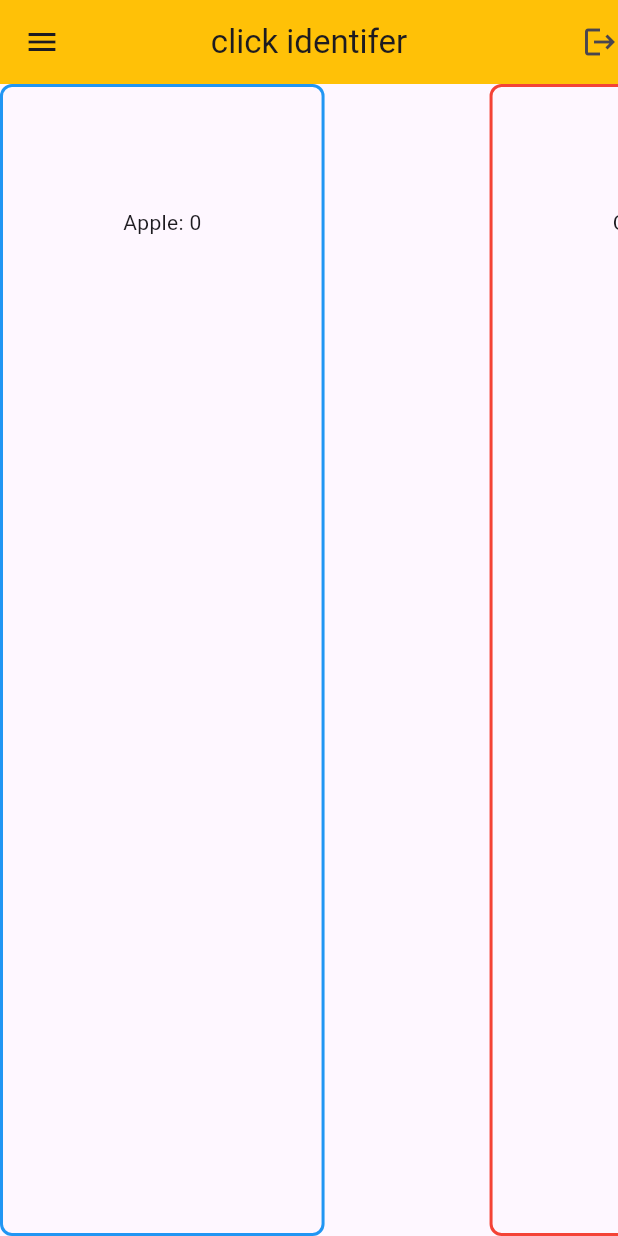
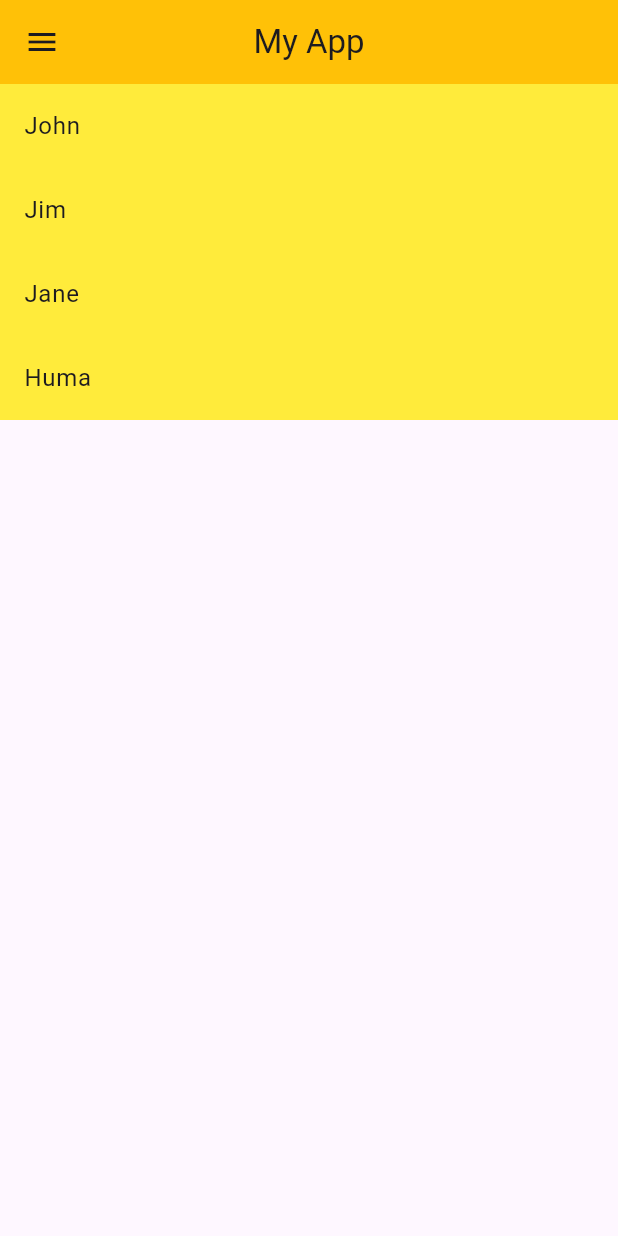
Before and after one commit to nakshatra-naksh/skillLab6, a Flutter app: the screen it shows after launch, on a phone screen of 412 x 824 dp. Run offline on Flutter 3.47's test engine with Material 3 defaults, Android fonts, the phone set to English and light mode, and no system bars.

Commit message:
ListViewBuilder

```diff
--- a/lib/main.dart
+++ b/lib/main.dart
@@ -5,94 +5,31 @@ void main() {
 }
 
 class MyApp extends StatelessWidget {
-  const MyApp({super.key});
+  MyApp({super.key});
+
+  List names = ['John', 'Jim', 'Jane', 'Huma'];
+
   @override
   Widget build(BuildContext context) {
     return MaterialApp(
       debugShowCheckedModeBanner: false,
       home: Scaffold(
         appBar: AppBar(
+          title: Text('My App'),
+          centerTitle: true,
           backgroundColor: Colors.amber,
-          centerTitle: true,
-          title: Text("click identifer"),
           leading: Icon(Icons.menu),
-          actions: [Icon(Icons.logout)],
         ),
-        body: ListView(
-          scrollDirection: Axis.horizontal,
-          children: [
-            Container(
-              padding: EdgeInsets.all(80.0), // Add padding around the ItemCount
-              decoration: BoxDecoration(
-                border: Border.all(
-                  color: Colors.blue,
-                  width: 2,
-                ), // Add a border for styling
-                borderRadius: BorderRadius.circular(
-                  8.0,
-                ), // Optional: rounded corners
-              ),
-              child: ItemCount(name: 'Apple', initialValue: 0, increment: true),
-            ),
-            SizedBox(width: 110),
-            Container(
-              padding: EdgeInsets.all(80.0), // Add padding around the ItemCount
-              decoration: BoxDecoration(
-                border: Border.all(
-                  color: Colors.red,
-                  width: 2,
-                ), // Add a border for styling
-                borderRadius: BorderRadius.circular(
-                  8.0,
-                ), // Optional: rounded corners
-              ),
-              child: ItemCount(
-                name: 'Carbon',
-                initialValue: 100,
-                increment: false,
-              ),
-            ),
-          ],
+        body: ListView.builder(
+          itemCount: names.length,
+          itemBuilder: (context, index) {
+            return ListTile(
+              tileColor: Colors.yellow,
+              title: Text(names[index]),
+            );
+          },
         ),
       ),
     );
   }
 }
-
-class ItemCount extends StatefulWidget {
-  final String name;
-  final int initialValue;
-  final bool increment;
-
-  const ItemCount({
-    super.key,
-    required this.name,
-    required this.initialValue,
-    required this.increment,
-  });
-
-  @override
-  _ItemCountState createState() => _ItemCountState();
-}
-
-class _ItemCountState extends State<ItemCount> {
-  late int count;
-
-  @override
-  void initState() {
-    super.initState();
-    count = widget.initialValue;
-  }
-
-  @override
-  Widget build(BuildContext context) {
-    return GestureDetector(
-      onTap: () {
-        setState(() {
-          widget.increment ? count++ : count--;
-        });
-      },
-      child: Text('${widget.name}: $count'),
-    );
-  }
-}
```
